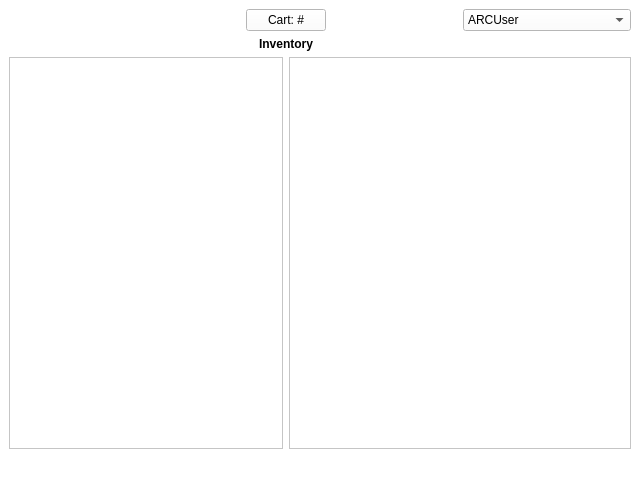
arc-bphc/sims-gui, file inventory.ui: the form before one commit.
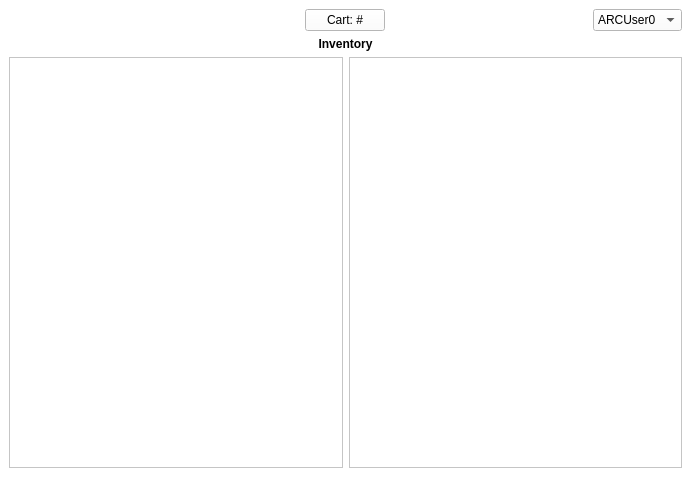
The form after the commit. Icons and pictures are not drawn.

The edit to the form file:
```diff
--- a/inventory.ui
+++ b/inventory.ui
@@ -6,8 +6,8 @@
    <rect>
     <x>0</x>
     <y>0</y>
-    <width>640</width>
-    <height>480</height>
+    <width>691</width>
+    <height>477</height>
    </rect>
   </property>
   <property name="windowTitle">
@@ -21,46 +21,26 @@
    <layout class="QGridLayout" name="gridLayout_2">
     <item row="0" column="0">
      <layout class="QGridLayout" name="gridLayout">
-      <item row="0" column="3">
-       <widget class="QComboBox" name="comboBox">
-        <property name="sizePolicy">
-         <sizepolicy hsizetype="Preferred" vsizetype="Fixed">
-          <horstretch>0</horstretch>
-          <verstretch>0</verstretch>
-         </sizepolicy>
-        </property>
-        <property name="maximumSize">
-         <size>
-          <width>300</width>
-          <height>16777215</height>
-         </size>
-        </property>
-        <item>
-         <property name="text">
-          <string>ARCUser</string>
-         </property>
-        </item>
-        <item>
-         <property name="text">
-          <string>Settings</string>
-         </property>
-        </item>
-       </widget>
-      </item>
       <item row="2" column="2" colspan="2">
        <widget class="QListView" name="listView"/>
       </item>
-      <item row="1" column="1" colspan="2" alignment="Qt::AlignHCenter">
-       <widget class="QLabel" name="label_2">
+      <item row="0" column="1" colspan="2" alignment="Qt::AlignHCenter">
+       <widget class="QPushButton" name="pushButton_2">
+        <property name="sizePolicy">
+         <sizepolicy hsizetype="Fixed" vsizetype="Fixed">
+          <horstretch>0</horstretch>
+          <verstretch>0</verstretch>
+         </sizepolicy>
+        </property>
         <property name="text">
-         <string>&lt;html&gt;&lt;head/&gt;&lt;body&gt;&lt;p&gt;&lt;span style=&quot; font-weight:600;&quot;&gt;Inventory&lt;/span&gt;&lt;/p&gt;&lt;/body&gt;&lt;/html&gt;</string>
+         <string>Cart: #</string>
         </property>
        </widget>
       </item>
       <item row="2" column="0" colspan="2">
        <widget class="QTreeView" name="treeView"/>
       </item>
-      <item row="0" column="0">
+      <item row="0" column="0" alignment="Qt::AlignLeft|Qt::AlignTop">
        <widget class="QLabel" name="label_5">
         <property name="sizePolicy">
          <sizepolicy hsizetype="Fixed" vsizetype="Fixed">
@@ -85,16 +65,25 @@
         </property>
        </widget>
       </item>
-      <item row="0" column="1" colspan="2" alignment="Qt::AlignHCenter">
-       <widget class="QPushButton" name="pushButton_2">
-        <property name="sizePolicy">
-         <sizepolicy hsizetype="Fixed" vsizetype="Fixed">
-          <horstretch>0</horstretch>
-          <verstretch>0</verstretch>
-         </sizepolicy>
+      <item row="0" column="3" alignment="Qt::AlignRight">
+       <widget class="QComboBox" name="comboBox">
+        <property name="maximumSize">
+         <size>
+          <width>300</width>
+          <height>16777215</height>
+         </size>
         </property>
+        <item>
+         <property name="text">
+          <string>ARCUser0</string>
+         </property>
+        </item>
+       </widget>
+      </item>
+      <item row="1" column="0" colspan="4">
+       <widget class="QLabel" name="label_2">
         <property name="text">
-         <string>Cart: #</string>
+         <string>&lt;html&gt;&lt;head/&gt;&lt;body&gt;&lt;p align=&quot;center&quot;&gt;&lt;span style=&quot; font-weight:600;&quot;&gt;Inventory&lt;/span&gt;&lt;/p&gt;&lt;/body&gt;&lt;/html&gt;</string>
         </property>
        </widget>
       </item>
@@ -102,17 +91,6 @@
     </item>
    </layout>
   </widget>
-  <widget class="QMenuBar" name="menubar">
-   <property name="geometry">
-    <rect>
-     <x>0</x>
-     <y>0</y>
-     <width>640</width>
-     <height>32</height>
-    </rect>
-   </property>
-  </widget>
-  <widget class="QStatusBar" name="statusbar"/>
  </widget>
  <resources/>
  <connections/>
```
